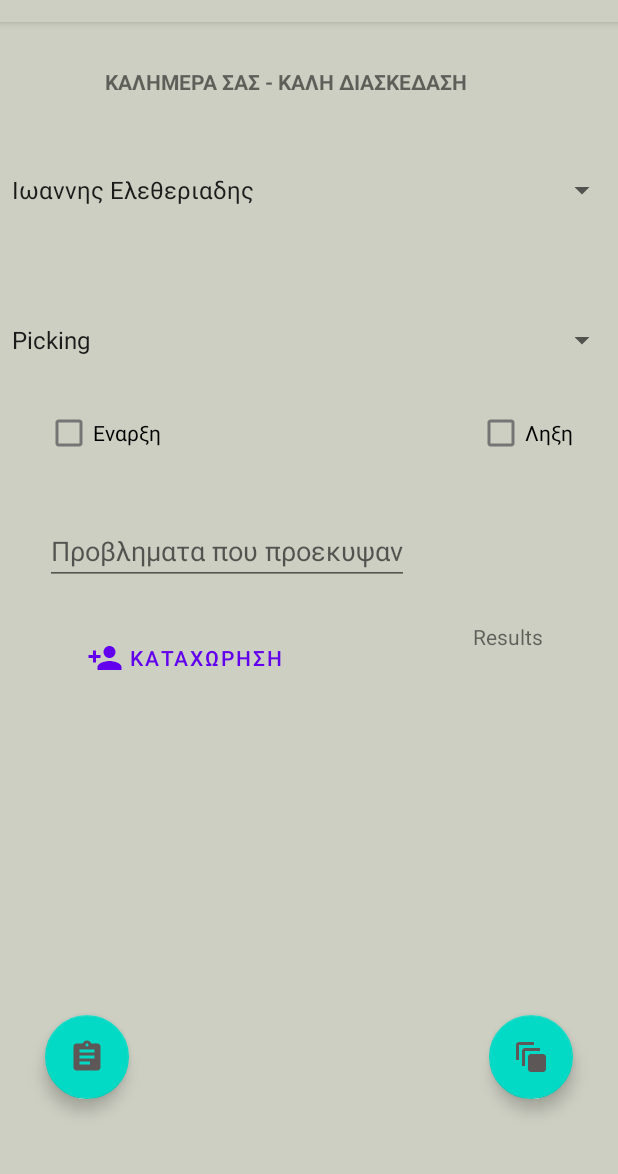
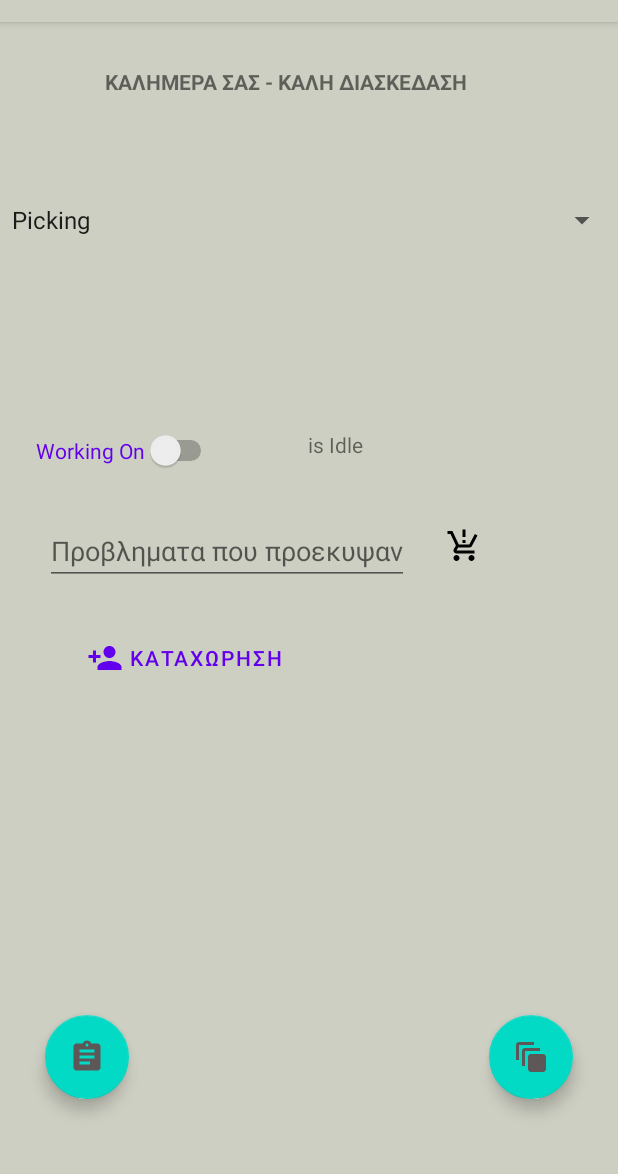
Before and after one commit to mlbcraven/Work_declaration_App, an Android app: the fragment FragmentEntry placed in its activity, after a tap on "ΚΑΤΑΧΩΡΗΣΗ", on a phone screen of 412 x 824 dp, the part 62-1236 px from its top. Run offline under Robolectric (Android 15) with nearby library versions, the phone set to English and light mode, and no system bars.

```diff
--- a/app/src/main/java/com/example/spinnerrecycler/FragmentEntry.kt
+++ b/app/src/main/java/com/example/spinnerrecycler/FragmentEntry.kt
@@ -9,6 +9,9 @@ import android.view.ViewGroup
 import android.widget.*
 import androidx.fragment.app.Fragment
 import androidx.viewbinding.ViewBinding
+import com.example.spinnerrecycler.MainActivity.Companion.loginUser
+import com.example.spinnerrecycler.MainActivity.Companion.onWork
+
 import com.example.spinnerrecycler.databinding.ActivityMainBinding
 import com.example.spinnerrecycler.databinding.FragmentEntryBinding
 import com.example.spinnerrecycler.databinding.FragmentShowBinding
@@ -24,10 +27,10 @@ import java.util.logging.SimpleFormatter
 class FragmentEntry:Fragment(R.layout.fragment_entry) {
     private var _binding: FragmentEntryBinding? = null
     private val binding get() = _binding!!
-    var WorkerSelected = ""
     var WorkSelected = ""
     private lateinit var sqLiteHelper: SQLiteHelper
     private lateinit var adapter: EntryAdapter
+
 
 
     fun getCurrentDateTime(): String {
@@ -47,26 +50,29 @@ class FragmentEntry:Fragment(R.layout.fragment_entry) {
     ): View? {
         _binding = FragmentEntryBinding.inflate(inflater,container,false)
 
+        //Switch
+             val switch = binding.switch1
+             val workStatus = binding.workStatus
+             workStatus.text = "$loginUser is Idle"
+
+             switch.setOnCheckedChangeListener { _, isChecked ->
+
+                 if (isChecked) {
+                     workStatus.text = "$loginUser is Currently Working On"
+                     onWork = true
+
+
+                 } else {
+                     onWork = false
+                     workStatus.text = "$loginUser is Idle"
+
+
+                 }
+             }
 
 
         val view = binding.root
-        val Worker :Spinner = binding.spnWorker
-        ArrayAdapter.createFromResource(requireActivity() as MainActivity,R.array.Worker,android.R.layout.simple_spinner_item)
-            .also { adapter -> adapter.setDropDownViewResource(android.R.layout.simple_spinner_dropdown_item)
-                Worker.adapter = adapter}
-        Worker.onItemSelectedListener = object : AdapterView.OnItemSelectedListener {
-            override fun onItemSelected(adapteView: AdapterView<*>?, view: View?, position: Int, id: Long) {
-                WorkerSelected = adapteView?.getItemAtPosition(position).toString()
-            }
-
-            override fun onNothingSelected(parent: AdapterView<*>?) {
-
-            }
-
-
-
-
-        }
+     //Work Spinner
         val Work:Spinner = binding.spnWorkList
         ArrayAdapter.createFromResource(requireActivity() as MainActivity,R.array.Worklist, android.R.layout.simple_spinner_item)
             .also { adapter -> adapter.setDropDownViewResource(android.R.layout.simple_spinner_dropdown_item)
@@ -74,6 +80,17 @@ class FragmentEntry:Fragment(R.layout.fragment_entry) {
         Work.onItemSelectedListener = object : AdapterView.OnItemSelectedListener {
             override fun onItemSelected(adapteView: AdapterView<*>?, view: View?, position: Int, id: Long) {
                 WorkSelected = adapteView?.getItemAtPosition(position).toString()
+                val image = binding.imageView
+                if (WorkSelected == "Picking") {
+
+                    image.setImageResource(R.drawable.ic_baseline_picking)
+                }else if (WorkSelected == "Ετικετοκολληση") {
+                    image.setImageResource(R.drawable.ic_baseline_auto_awesome_motion_24)
+                }else if ((WorkSelected == "Εμφιαλωση") || (WorkSelected == "Προετοιμασια")) {
+                    image.setImageResource(R.drawable.ic_baseline_update_24)
+                }else{
+                    image.setImageResource(R.drawable.ic_baseline_assignment_24)
+                }
             }
 
             override fun onNothingSelected(parent: AdapterView<*>?) {
@@ -81,6 +98,7 @@ class FragmentEntry:Fragment(R.layout.fragment_entry) {
             }
 
         }
+
 
         val entrybtn = binding.btnEntry
         entrybtn.setOnClickListener {
@@ -101,12 +119,12 @@ class FragmentEntry:Fragment(R.layout.fragment_entry) {
     }
 
     private fun addEntry() {
-        val worker = WorkerSelected
+        val worker = loginUser
         val work = WorkSelected
         val problems = binding.EditProblemsId.text.toString()
         val instance = getCurrentDateTime()
-        val chbStart = binding.chbStart.toString().toBoolean()
-        val chbFinish = binding.chbFinish.toString().toBoolean()
+        val chbStart = onWork
+
 
 
         if (worker.isEmpty() || work.isEmpty()) {
@@ -116,7 +134,7 @@ class FragmentEntry:Fragment(R.layout.fragment_entry) {
 
 
 
-            val ent = Entry(name = worker, work = work, timestamp = instance, problems = problems, chbStart = chbStart, chbFinish = chbFinish )
+            val ent = Entry(name = worker, work = work, timestamp = instance, problems = problems, chbStart = chbStart )
             val status = sqLiteHelper.addEntry(ent)
 
             if (status > -1) {
@@ -128,13 +146,13 @@ class FragmentEntry:Fragment(R.layout.fragment_entry) {
             }
         }
     }
-    fun isChecked(view: View) {
+    /*fun isChecked(view: View) {
         view as CheckBox
         val checked :Boolean = view.isChecked
 
         when(view.id) {
             R.id.chbStart -> {
-                if (checked) binding.spnWorker.setBackgroundColor(Color.GRAY)
+                if (checked) binding.spnWorkList.setBackgroundColor(Color.GRAY)
 
                     this.binding.chbFinish.isChecked = false
             }
@@ -144,11 +162,11 @@ class FragmentEntry:Fragment(R.layout.fragment_entry) {
             }
         }
 
-    }
+    }*/
 
     private fun getEntries() {
         val entrylist = sqLiteHelper.getEntry()
-        adapter?.addItems(entrylist)
+        adapter.addItems(entrylist)
     }
 
 
--- a/app/src/main/java/com/example/spinnerrecycler/MainActivity.kt
+++ b/app/src/main/java/com/example/spinnerrecycler/MainActivity.kt
@@ -1,19 +1,28 @@
 package com.example.spinnerrecycler
 
+import android.graphics.Color
+import android.graphics.drawable.ColorDrawable
 import androidx.appcompat.app.AppCompatActivity
 import android.os.Bundle
 import android.util.Log
+import androidx.appcompat.app.AlertDialog
 import androidx.fragment.app.Fragment
 import androidx.fragment.app.findFragment
 import androidx.navigation.findNavController
 import com.example.spinnerrecycler.databinding.ActivityMainBinding
 import com.example.spinnerrecycler.databinding.FragmentLoginBinding
 import com.example.spinnerrecycler.db.SQLiteHelper
+import com.google.android.material.floatingactionbutton.FloatingActionButton
 
 class MainActivity : AppCompatActivity() {
     lateinit var binding: ActivityMainBinding
-    private lateinit var adapter: EntryAdapter
+
     private lateinit var sqLiteHelper: SQLiteHelper
+    companion object{
+        var loginUser = ""
+        var onWork: Boolean = false
+
+    }
 
     override fun onCreate(savedInstanceState: Bundle?) {
         super.onCreate(savedInstanceState)
@@ -32,13 +41,9 @@ class MainActivity : AppCompatActivity() {
 
         binding.btnSecondFragment.setOnClickListener {
             fragmentNav(FragmentShow())
-
         }
 
-
     }
-
-
 
       fun fragmentNav(fragment: Fragment) {
         val fragmentManager = supportFragmentManager
--- a/app/src/main/java/com/example/spinnerrecycler/db/Entry.kt
+++ b/app/src/main/java/com/example/spinnerrecycler/db/Entry.kt
@@ -1,6 +1,7 @@
 package com.example.spinnerrecycler.db
 
 import android.widget.CheckBox
+import android.widget.Switch
 import java.sql.Time
 import java.sql.Timestamp
 import java.util.*
@@ -13,8 +14,8 @@ data class Entry (
     var work: String = "" ,
     var problems: String = "" ,
     var timestamp: String = "",
-    var chbStart : Boolean = false,
-    var chbFinish : Boolean = false
+    var chbStart : Boolean
+
 
  )
 {
--- /dev/null
+++ b/app/src/main/res/drawable/ic_baseline_delete_forever_24.xml
@@ -0,0 +1,5 @@
+<vector android:height="24dp" android:tint="#000000"
+    android:viewportHeight="24" android:viewportWidth="24"
+    android:width="24dp" xmlns:android="http://schemas.android.com/apk/res/android">
+    <path android:fillColor="@android:color/white" android:pathData="M6,19c0,1.1 0.9,2 2,2h8c1.1,0 2,-0.9 2,-2L18,7L6,7v12zM8.46,11.88l1.41,-1.41L12,12.59l2.12,-2.12 1.41,1.41L13.41,14l2.12,2.12 -1.41,1.41L12,15.41l-2.12,2.12 -1.41,-1.41L10.59,14l-2.13,-2.12zM15.5,4l-1,-1h-5l-1,1L5,4v2h14L19,4z"/>
+</vector>
--- /dev/null
+++ b/app/src/main/res/drawable/ic_baseline_picking.xml
@@ -0,0 +1,5 @@
+<vector android:height="24dp" android:tint="#000000"
+    android:viewportHeight="24" android:viewportWidth="24"
+    android:width="24dp" xmlns:android="http://schemas.android.com/apk/res/android">
+    <path android:fillColor="@android:color/white" android:pathData="M13,10h-2V8h2V10zM13,6h-2V1h2V6zM7,18c-1.1,0 -1.99,0.9 -1.99,2S5.9,22 7,22s2,-0.9 2,-2S8.1,18 7,18zM17,18c-1.1,0 -1.99,0.9 -1.99,2s0.89,2 1.99,2s2,-0.9 2,-2S18.1,18 17,18zM8.1,13h7.45c0.75,0 1.41,-0.41 1.75,-1.03L21,4.96L19.25,4l-3.7,7H8.53L4.27,2H1v2h2l3.6,7.59l-1.35,2.44C4.52,15.37 5.48,17 7,17h12v-2H7L8.1,13z"/>
+</vector>
--- /dev/null
+++ b/app/src/main/res/drawable/ic_baseline_work_24.xml
@@ -0,0 +1,5 @@
+<vector android:height="24dp" android:tint="#000000"
+    android:viewportHeight="24" android:viewportWidth="24"
+    android:width="24dp" xmlns:android="http://schemas.android.com/apk/res/android">
+    <path android:fillColor="@android:color/white" android:pathData="M20,6h-4L16,4c0,-1.11 -0.89,-2 -2,-2h-4c-1.11,0 -2,0.89 -2,2v2L4,6c-1.11,0 -1.99,0.89 -1.99,2L2,19c0,1.11 0.89,2 2,2h16c1.11,0 2,-0.89 2,-2L22,8c0,-1.11 -0.89,-2 -2,-2zM14,6h-4L10,4h4v2z"/>
+</vector>
--- a/app/src/main/res/layout/fragment_entry.xml
+++ b/app/src/main/res/layout/fragment_entry.xml
@@ -16,40 +16,13 @@
         android:textAllCaps="true"/>
 
     <Spinner
-        android:id="@+id/spnWorker"
-        android:layout_width="match_parent"
-        android:layout_height="wrap_content"
-        android:layout_alignParentStart="true"
-
-        android:layout_marginStart="0dp"
-        android:layout_marginTop="100dp" />
-
-    <Spinner
         android:id="@+id/spnWorkList"
         android:layout_width="match_parent"
         android:layout_height="wrap_content"
         android:layout_alignParentStart="true"
 
         android:layout_marginStart="0dp"
-        android:layout_marginTop="200dp" />
-
-    <CheckBox
-        android:id="@+id/chbStart"
-        android:layout_width="wrap_content"
-        android:layout_height="wrap_content"
-        android:layout_alignParentStart="true"
-        android:layout_marginStart="30dp"
-        android:layout_marginTop="250dp"
-        android:text="Εναρξη" />
-
-    <CheckBox
-        android:layout_width="wrap_content"
-        android:layout_height="wrap_content"
-        android:id="@+id/chbFinish"
-        android:layout_alignParentEnd="true"
-        android:layout_marginEnd="30dp"
-        android:text="Ληξη"
-        android:layout_marginTop="250dp"/>
+        android:layout_marginTop="120dp" />
 
     <EditText
         android:layout_width="wrap_content"
@@ -72,13 +45,37 @@
         android:text="Καταχωρηση"
         app:icon="@drawable/ic_baseline_person_add_24" />
 
+
     <TextView
-        android:id="@+id/TextViewEntry"
+        android:id="@+id/workStatus"
+        android:layout_width="150dp"
+        android:layout_height="wrap_content"
+        android:layout_below="@+id/spnWorkList"
+        android:layout_alignParentEnd="true"
+        android:layout_marginTop="128dp"
+        android:layout_marginEnd="60dp"
+        android:text="Results" />
+
+    <Switch
+        android:id="@+id/switch1"
         android:layout_width="wrap_content"
         android:layout_height="wrap_content"
+        android:layout_below="@+id/spnWorkList"
         android:layout_alignParentEnd="true"
-        android:layout_marginTop="400dp"
-        android:layout_marginEnd="50dp"
-        android:text="Results" />
+
+        android:layout_marginTop="128dp"
+        android:layout_marginEnd="267dp"
+        android:text="Working On"
+        android:textColor="@color/purple_500" />
+
+    <ImageView
+        android:id="@+id/imageView"
+        android:layout_width="wrap_content"
+        android:layout_height="wrap_content"
+        android:layout_below="@+id/workStatus"
+        android:layout_marginStart="102dp"
+        android:layout_marginTop="46dp"
+        android:layout_toEndOf="@+id/btnEntry"
+        app:srcCompat="@drawable/ic_launcher_foreground" />
 
 </RelativeLayout>
--- a/app/src/main/res/values/themes.xml
+++ b/app/src/main/res/values/themes.xml
@@ -5,6 +5,7 @@
         <item name="colorPrimaryVariant">@color/purple_700</item>
         <item name="colorOnPrimary">@color/white</item>
         <item name="android:background">#CECFC3</item>
+
 
 
 
```
Also changed, not shown: app/src/main/java/com/example/spinnerrecycler/EntryAdapter.kt (+13 -4 lines), app/src/main/java/com/example/spinnerrecycler/FragmentShow.kt (+37 -3 lines), app/src/main/java/com/example/spinnerrecycler/LoginFragment.kt (+8 -3 lines), app/src/main/java/com/example/spinnerrecycler/db/SQLiteHelper.kt (+15 -9 lines), app/src/main/res/layout/fragment_show.xml (+12 -0 lines), app/src/main/res/layout/recycler_view_row.xml (+5 -8 lines).
